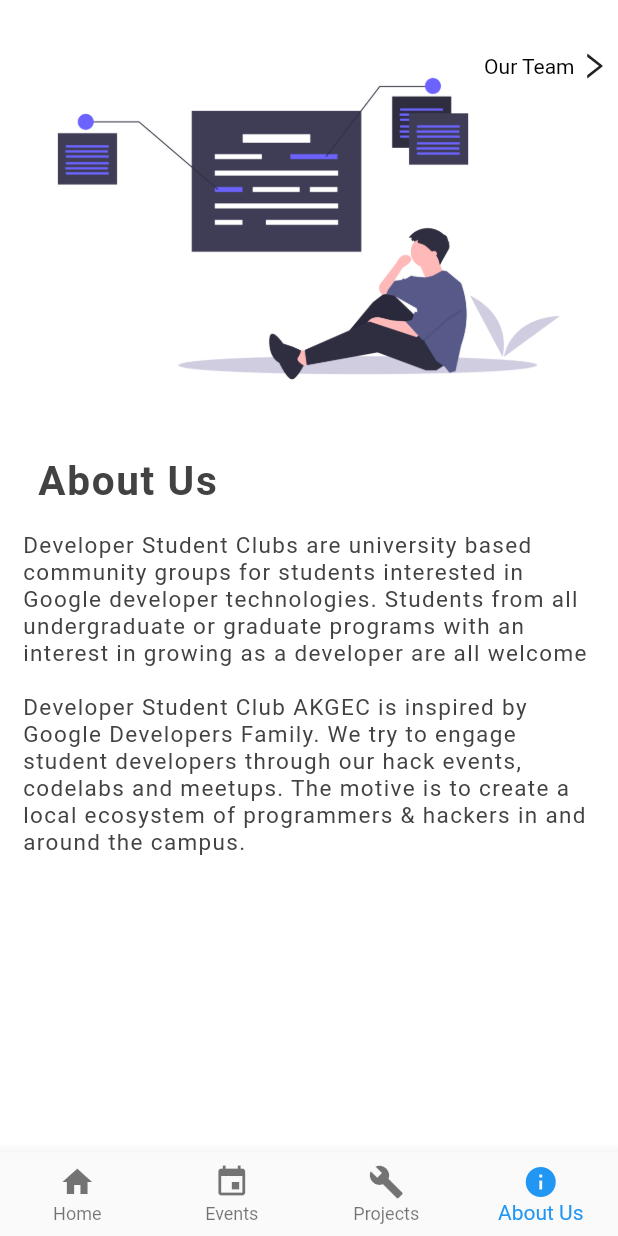
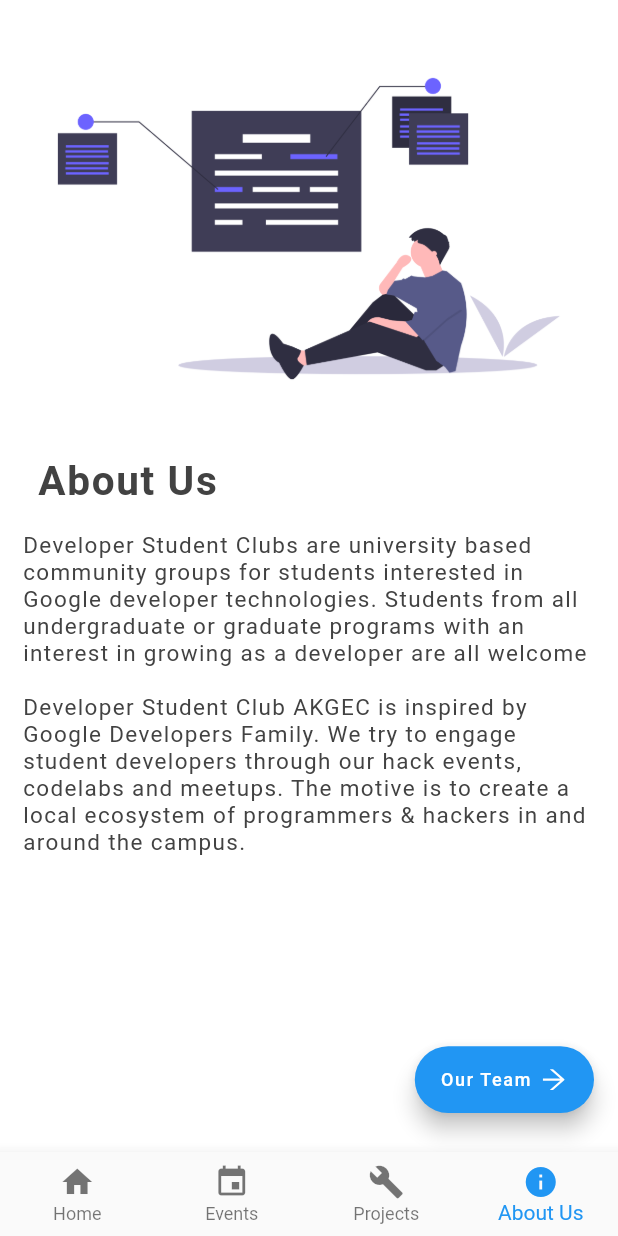
Before and after one commit to Adnanali777/DSC-AKGEC, a Flutter app: the screen it shows after launch, item 4 of the bottom bar chosen, on a phone screen of 412 x 824 dp. Run offline on Flutter 3.47's test engine with Material 2 defaults, Android fonts, the phone set to English and light mode, and no system bars; drawn by our look-alikes of delayed_display; our stand-ins replace flutter_icons; missing offline and left inert: lipsum, ripple_effect.

Commit message:
Final Commit

```diff
--- a/lib/screens/aboutUs.dart
+++ b/lib/screens/aboutUs.dart
@@ -49,23 +49,6 @@
                 image: DecorationImage(image: AssetImage('assets/aboutus-2.png'),fit: BoxFit.contain),
               ),
             ),
-              Positioned(
-                right: 5,
-                top: 33,
-                child: Row(
-                  mainAxisAlignment: MainAxisAlignment.end,
-                  children: [
-                    Text('Our Team'),
-                    SizedBox(width: 2,),
-                    GestureDetector(
-                      onTap: (){
-                        _controller.nextPage(duration: Duration(milliseconds: 300), curve: Curves.easeIn);
-                      },
-                      child:  Icon(AntDesign.right,size: 22,),
-                      ),
-                  ],
-                ),
-              ),
            ]
           ),
           DelayedDisplay(
@@ -101,6 +84,26 @@
           ),
         ],
       ),
+      floatingActionButton: Container(
+        height: MediaQuery.of(context).size.height*0.054,
+        width: MediaQuery.of(context).size.width*0.29,
+        margin: EdgeInsets.symmetric(vertical: 10),
+        child: FloatingActionButton.extended(
+          onPressed: (){
+            _controller.nextPage(duration: Duration(milliseconds: 300), curve: Curves.easeIn);
+          },
+          label: Container(
+            child: Row(
+              children: [
+                Text("Our Team",style: TextStyle(fontSize: 12,letterSpacing: 1.1),),
+                SizedBox(width: 5,),
+                Icon(AntDesign.arrowright,size: 20,),
+              ],
+            ),
+          ),
+
+        ),
+      ),
     );
   }
 }
--- a/lib/screens/projects.dart
+++ b/lib/screens/projects.dart
@@ -15,7 +15,7 @@
 
 
   categories_cards category1 = categories_cards(image: 'assets/project-ml.png',text: 'Machine Learning',route: ml(),);
-  categories_cards category2 = categories_cards(image: 'assets/newwebdev.png',text: 'Web Development',route: Web_d(),);
+  categories_cards category2 = categories_cards(image: 'assets/newwebdev1.png',text: 'Web Development',route: Web_d(),);
   categories_cards category3 = categories_cards(image: 'assets/ui-project.png',text: 'UI Designs',route: UI(),);
   categories_cards category4 = categories_cards(image: 'assets/hjhj.png',text: 'App Development',route: App_dev(),);
   Animation leftTransform1;
@@ -83,7 +83,7 @@
                               child: category2),
                         ],
                       ),
-                      SizedBox(height: 10,),
+                      SizedBox(height: MediaQuery.of(context).size.height*0.018,),
                       Row(
                         children: [
                           Transform(
```
Also changed, not shown: assets/newwebdev1.png (added), lib/screens/events.dart (line endings or trailing spaces).
